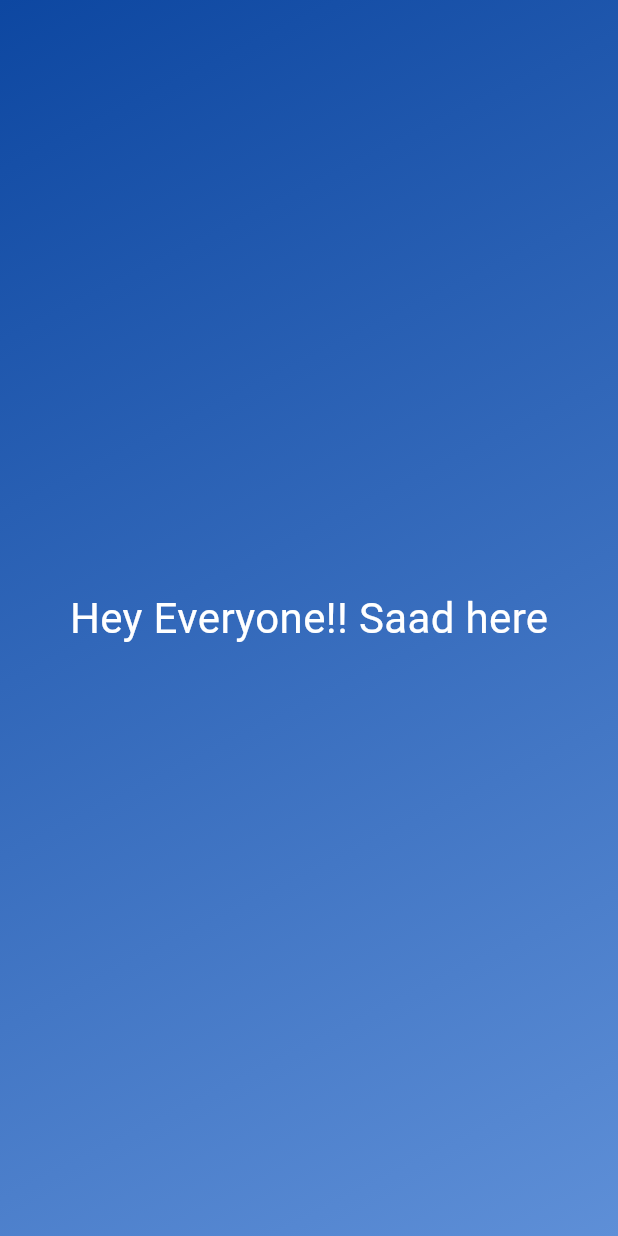
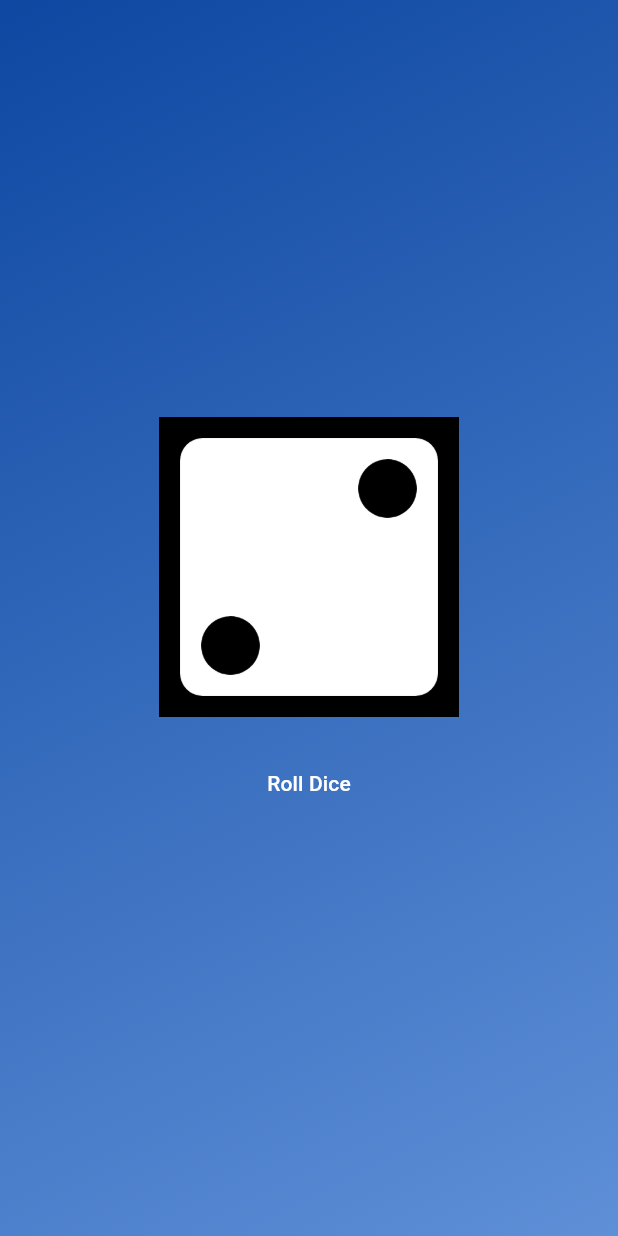
Before and after one commit to MdSaad07/Dice-Roller-using-Flutter, a Flutter app: the screen it shows after launch, on a phone screen of 412 x 824 dp. Run offline on Flutter 3.47's test engine with Material 3 defaults, Android fonts, the phone set to English and light mode, and no system bars.

Commit message:
Project Done

```diff
--- /dev/null
+++ b/lib/dice_roller.dart
@@ -0,0 +1,66 @@
+import "package:flutter/material.dart";
+import "dart:math";
+
+var randomizer = Random();
+print(randomizer);
+
+var randomizer = Random();
+
+
+class DiceRoller extends StatefulWidget {
+  const DiceRoller({super.key});
+
+  @override
+  State<DiceRoller> createState() {
+    return _DiceRollerState();
+  }
+}
+
+class _DiceRollerState extends State<DiceRoller> {
+  var currentDiceRoll = 2;
+
+  void rollDice() {
+    setState(() {
+      currentDiceRoll = randomizer.nextInt(6) + 1;
+    });
+  }
+
+  @override
+  build(context) {
+    return Column(
+      mainAxisSize: MainAxisSize.min,
+      children: [
+        Image.asset(
+          "assets/images/dice-$currentDiceRoll.png",
+          width: 200,
+        ),
+        const SizedBox(height: 20),
+        TextButton(
+          onPressed: rollDice,
+          child: const Text(
+            "Roll Dice",
+            style: TextStyle(color: Colors.white),
+          ),
+        )
+      ],
+    );
+  }
+}
+
+
+// void rollDice() {
+  //   var listImages = [
+  //     "assets/images/dice-1.png",
+  //     "assets/images/dice-2.png",
+  //     "assets/images/dice-3.png",
+  //     "assets/images/dice-4.png",
+  //     "assets/images/dice-5.png",
+  //     "assets/images/dice-6.png"
+  //   ];
+  //   var random = Random();
+  //   var randomIndex =
+
+
+  //   setState(() {});
+  //   activeDiceImage = listImages[randomIndex];
+  // }
--- a/lib/gradient_container.dart
+++ b/lib/gradient_container.dart
@@ -1,27 +1,47 @@
 import 'package:first_app/styled_text.dart';
 import 'package:flutter/material.dart';
-import "package:first_app/styled_text.dart";
+import "package:first_app/dice_roller.dart";
+// import "package:first_app/styled_text.dart";
 
 const startAlignment = Alignment.topLeft;
 const endAlignment = Alignment.bottomRight;
 
+// class GradientContainer extends StatelessWidget {
+//    const GradientContainer({super.key, required this.colors}); //here the values obtained from the statelesswidget is forwarded to super class
+
+//   final List<Color> colors;
+
+//   @override
+//   Widget build(context) {
+//     return Container(
+//       decoration: BoxDecoration(
+//         gradient: LinearGradient(colors: colors, begin: startAlignment, end: endAlignment),
+//       ),
+//       child: const Center(
+//         child: StyledText("Hey Everyone!! Saad here"),
+//       ),
+//     );
+//   }
+// }
+
 class GradientContainer extends StatelessWidget {
-   GradientContainer(this.myColor, this.myColor2,
+  const GradientContainer(this.myColor, this.myColor2,
       {super.key}); //here the values obtained from the statelesswidget is forwarded to super class
 
-  Color myColor, myColor2;
-
+  final Color myColor, myColor2;
 
   @override
   Widget build(context) {
+    //use build(context) only if it is a statelesswidget
     return Container(
       decoration: BoxDecoration(
         gradient: LinearGradient(colors: [
-          myColor, myColor2,
+          myColor,
+          myColor2,
         ], begin: startAlignment, end: endAlignment),
       ),
       child: const Center(
-        child: StyledText("Hey Everyone!! Saad here"),
+        child: DiceRoller(),
       ),
     );
   }
--- a/lib/main.dart
+++ b/lib/main.dart
@@ -4,7 +4,7 @@ import "package:first_app/gradient_container.dart";
 
 void main() {
   runApp(
-     MaterialApp(
+     const MaterialApp(
       home: Scaffold(
         body: GradientContainer(Color(0xFF0D47A1),Color.fromARGB(255, 94, 143, 215)),
       ),
--- a/lib/styled_text.dart
+++ b/lib/styled_text.dart
@@ -14,7 +14,7 @@ class StyledText extends StatelessWidget {
       text,
       style: const TextStyle(
         color: Colors.white,
-        fontSize: 28,
+        fontSize: 38,
       ),
     );
   }
```
Also changed, not shown: pubspec.yaml (+7 -3 lines), assets/images/dice-1.png (added), assets/images/dice-2.png (added), assets/images/dice-3.png (added), assets/images/dice-4.png (added), assets/images/dice-5.png (added), assets/images/dice-6.png (added).
